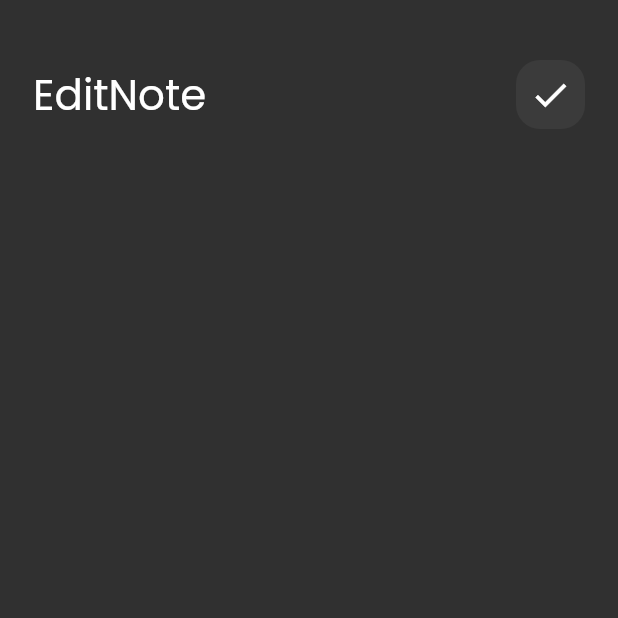
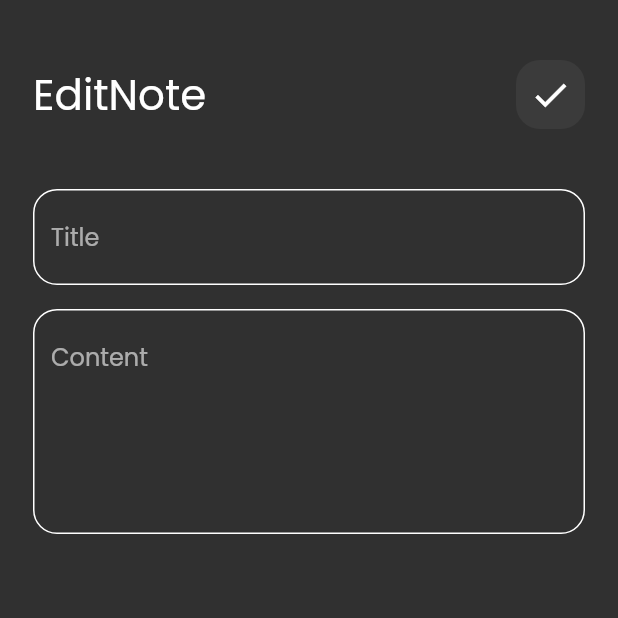
Before and after one commit to Alhassan-Ali7/note_app, a Flutter app: the EditNoteView screen opened directly, on a phone screen of 412 x 824 dp, the top half of it. Run offline on Flutter 3.47's test engine with Material 2 defaults, Android fonts, the phone set to English and light mode, and no system bars; our stand-ins replace font_awesome_flutter.

```diff
--- a/lib/views/widgets/edit_view_body.dart
+++ b/lib/views/widgets/edit_view_body.dart
@@ -1,5 +1,6 @@
 import 'package:flutter/material.dart';
 import 'package:notes_app/views/widgets/custom_app_bar.dart';
+import 'package:notes_app/views/widgets/custom_text_field.dart';
 
 class EditNoteViewBody extends StatelessWidget {
   const EditNoteViewBody({super.key});
@@ -15,6 +16,10 @@ class EditNoteViewBody extends StatelessWidget {
             icon: Icons.check,
             title: 'EditNote',
           ),
+          SizedBox(height: 40.0),
+          CustomTextField(hint: 'Title'),
+          SizedBox(height: 16.0),
+          CustomTextField(hint: 'Content',maxLines: 5),
         ],
       ),
     );
```
